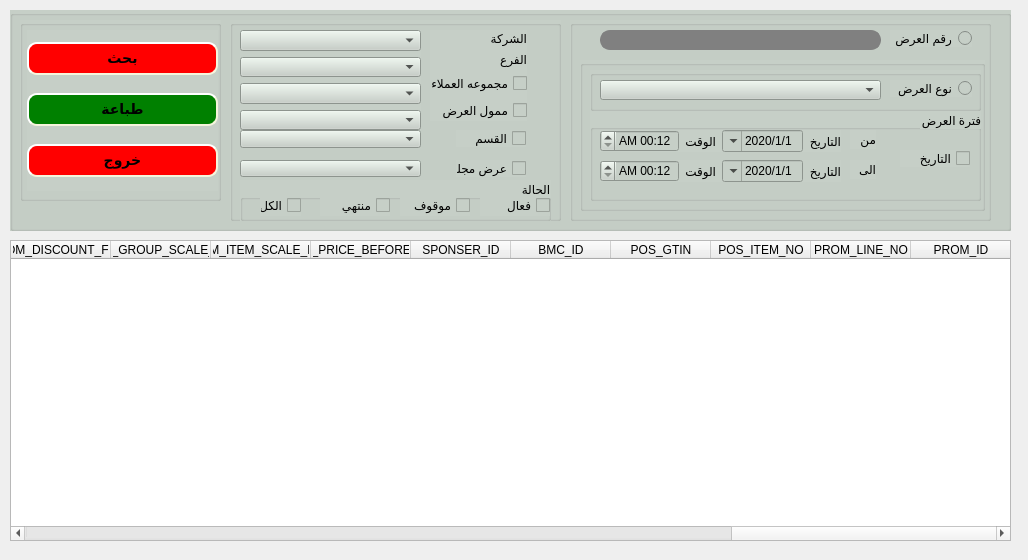
shymaa123456/HyperPOS2020, file presentation/reports_ui/Promotion_display.ui: the form before one commit.
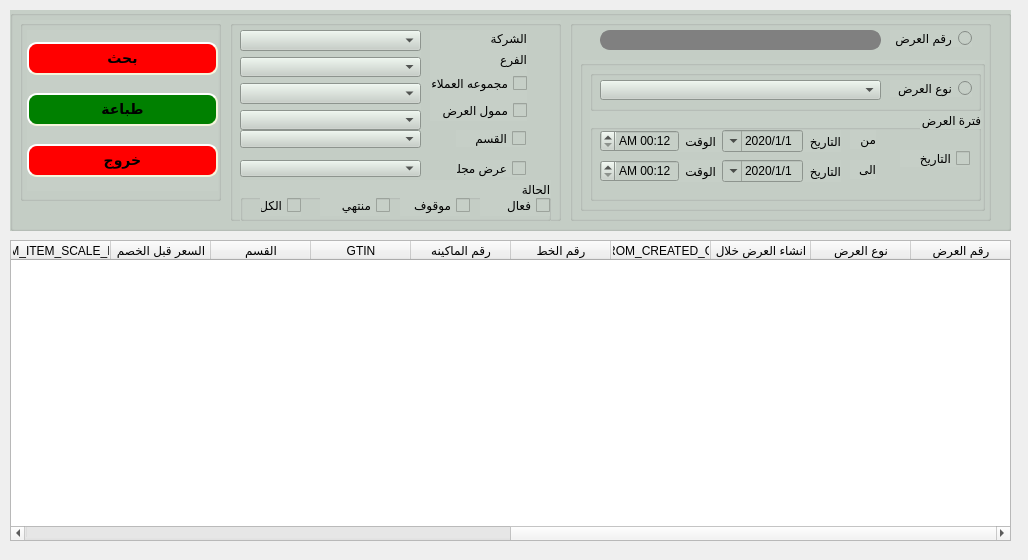
The form after the commit.

Patch:
```diff
--- a/presentation/reports_ui/Promotion_display.ui
+++ b/presentation/reports_ui/Promotion_display.ui
@@ -739,41 +739,51 @@
        <string notr="true"/>
       </property>
       <property name="columnCount">
-       <number>33</number>
+       <number>18</number>
       </property>
       <column>
        <property name="text">
-        <string>PROM_ID</string>
+        <string>رقم العرض</string>
        </property>
       </column>
       <column>
        <property name="text">
-        <string>PROM_LINE_NO</string>
+        <string>نوع العرض</string>
        </property>
       </column>
       <column>
        <property name="text">
-        <string>POS_ITEM_NO</string>
+        <string>انشاء العرض خلال</string>
        </property>
       </column>
       <column>
        <property name="text">
-        <string>POS_GTIN</string>
+        <string>PROM_CREATED_ON</string>
        </property>
       </column>
       <column>
        <property name="text">
-        <string>BMC_ID</string>
+        <string>رقم الخط</string>
        </property>
       </column>
       <column>
        <property name="text">
-        <string>SPONSER_ID</string>
+        <string>رقم الماكينه</string>
        </property>
       </column>
       <column>
        <property name="text">
-        <string>PROM_PRICE_BEFORE_DISC</string>
+        <string>GTIN</string>
+       </property>
+      </column>
+      <column>
+       <property name="text">
+        <string>القسم</string>
+       </property>
+      </column>
+      <column>
+       <property name="text">
+        <string>السعر قبل الخصم</string>
        </property>
       </column>
       <column>
@@ -793,117 +803,32 @@
       </column>
       <column>
        <property name="text">
-        <string>PROM_ITEM_DISCOUNT</string>
+        <string>عدد الاصناف</string>
        </property>
       </column>
       <column>
        <property name="text">
-        <string>PROM_GROUP_NO</string>
+        <string>قيمه الخصم</string>
        </property>
       </column>
       <column>
        <property name="text">
-        <string>PROM_GROUP_DISC</string>
+        <string>سعر الصنف</string>
        </property>
       </column>
       <column>
        <property name="text">
-        <string>PROM_GROUP_ITEM_ID</string>
+        <string>بدايه العرض</string>
        </property>
       </column>
       <column>
        <property name="text">
-        <string>PROM_GROUP_ITEM_DISC_SHARE</string>
+        <string>نهايه العرض</string>
        </property>
       </column>
       <column>
        <property name="text">
-        <string>PROM_ITEM_QTY</string>
-       </property>
-      </column>
-      <column>
-       <property name="text">
-        <string>PROM_ITEM_DISC_VAL</string>
-       </property>
-      </column>
-      <column>
-       <property name="text">
-        <string>PROM_ITEM_PRICE</string>
-       </property>
-      </column>
-      <column>
-       <property name="text">
-        <string>PROM_MAX_DISC_QTY</string>
-       </property>
-      </column>
-      <column>
-       <property name="text">
-        <string>PROM_MAX_DISC_VAL</string>
-       </property>
-      </column>
-      <column>
-       <property name="text">
-        <string>PROM_START_DATE</string>
-       </property>
-      </column>
-      <column>
-       <property name="text">
-        <string>PROM_END_DATE</string>
-       </property>
-      </column>
-      <column>
-       <property name="text">
-        <string>PROM_CREATED_ON</string>
-       </property>
-      </column>
-      <column>
-       <property name="text">
-        <string>PROM_CHANGED_BY</string>
-       </property>
-      </column>
-      <column>
-       <property name="text">
-        <string>PROM_ACTIVATED_BY</string>
-       </property>
-      </column>
-      <column>
-       <property name="text">
-        <string>PROM_STOPPED_BY</string>
-       </property>
-      </column>
-      <column>
-       <property name="text">
-        <string>PROM_STATUS</string>
-       </property>
-      </column>
-      <column>
-       <property name="text">
-        <string>PROM_RESERVED1</string>
-       </property>
-      </column>
-      <column>
-       <property name="text">
-        <string>PROM_RESERVED2</string>
-       </property>
-      </column>
-      <column>
-       <property name="text">
-        <string>PROM_RESERVED3</string>
-       </property>
-      </column>
-      <column>
-       <property name="text">
-        <string>PROM_RESERVED4</string>
-       </property>
-      </column>
-      <column>
-       <property name="text">
-        <string>PROM_RESERVED5</string>
-       </property>
-      </column>
-      <column>
-       <property name="text">
-        <string>PROM_RESERVED6</string>
+        <string>حاله العرض</string>
        </property>
       </column>
      </widget>
```
